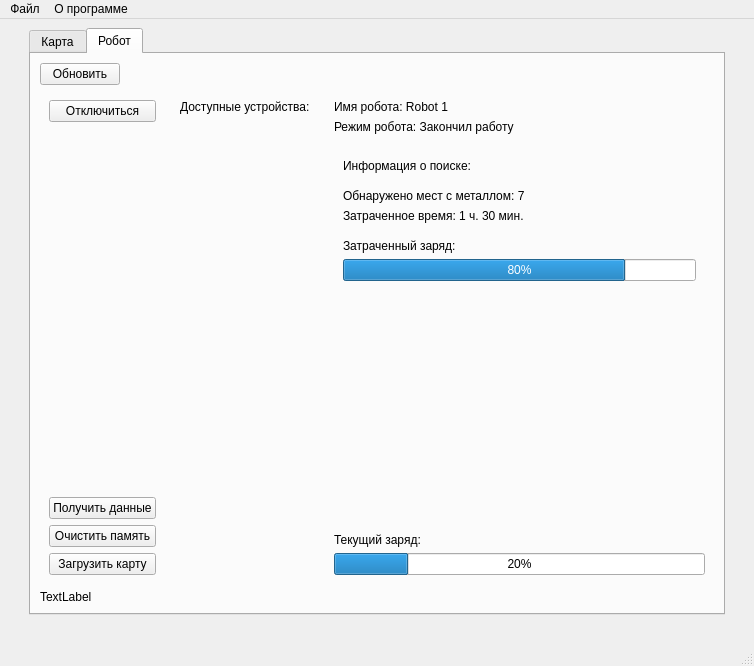
Old version of the form MainWindow.ui in the repository IvanZhiltsov/Robot-MetallFinder-Application.
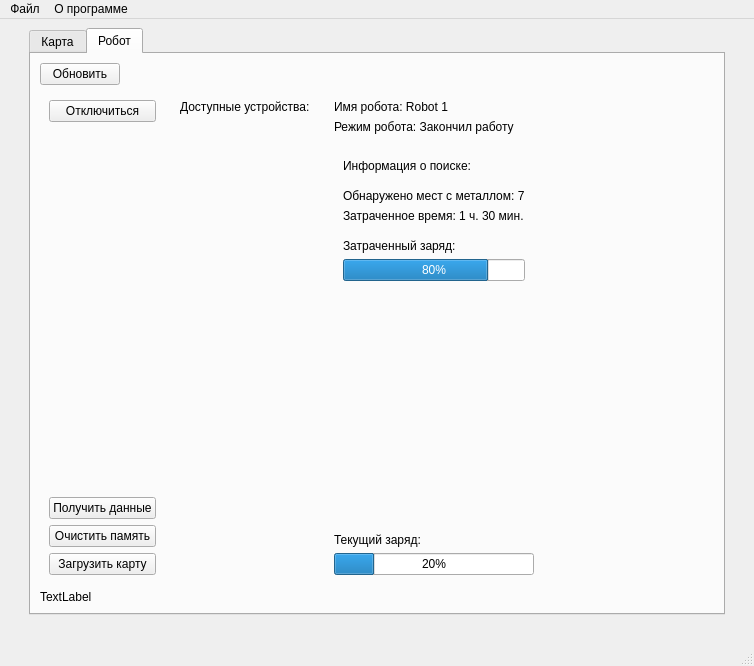
New version of the form.

The edit to the form file:
```diff
--- a/MainWindow.ui
+++ b/MainWindow.ui
@@ -405,6 +405,19 @@
           </item>
          </layout>
         </item>
+        <item row="0" column="1">
+         <spacer name="horizontalSpacer_3">
+          <property name="orientation">
+           <enum>Qt::Horizontal</enum>
+          </property>
+          <property name="sizeHint" stdset="0">
+           <size>
+            <width>10</width>
+            <height>20</height>
+           </size>
+          </property>
+         </spacer>
+        </item>
        </layout>
       </widget>
      </widget>
```
Left out of the diff: 8 changed lines with no effect on the pictures.
